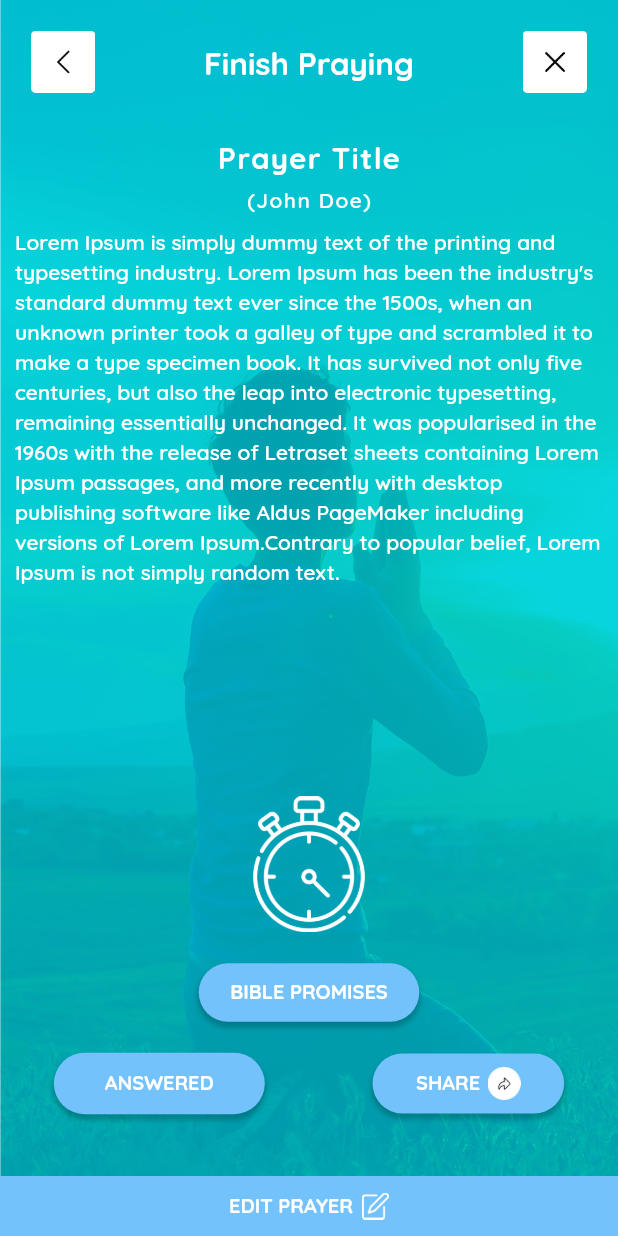
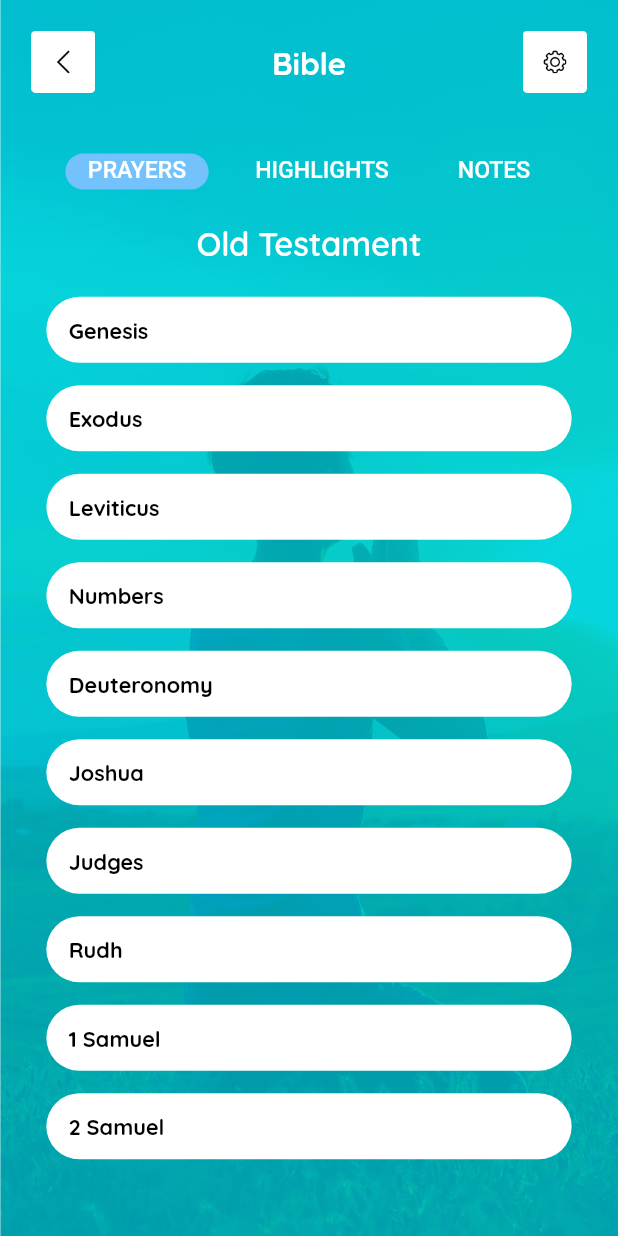
Before and after one commit to TorchPoint/PrayerApp, a Flutter app: the screen it shows after launch, on a phone screen of 412 x 824 dp. Run offline on Flutter 3.47's test engine with Material 2 defaults, Android fonts, the phone set to English and light mode, and no system bars; our stand-ins replace bubble_tab_indicator, device_preview, flutter_signin_button, smooth_page_indicator.

Commit message:
bible_tab_screen_done

```diff
--- a/lib/add_praise/screens/add_praise_screen.dart
+++ b/lib/add_praise/screens/add_praise_screen.dart
@@ -1,5 +1,5 @@
 import 'package:flutter/material.dart';
-import 'package:prayer_hybrid_app/prayer_praise_info/screens/prayer_praise_tab.dart';
+import 'package:prayer_hybrid_app/prayer_praise_info/screens/prayer_praise_tab_screen.dart';
 import 'package:prayer_hybrid_app/utils/app_colors.dart';
 import 'package:prayer_hybrid_app/utils/app_strings.dart';
 import 'package:prayer_hybrid_app/utils/asset_paths.dart';
@@ -277,7 +277,7 @@ class _AddPraiseScreenState extends State<AddPraiseScreen> {
       onPressed: (){
         if(_addPraiseKey.currentState.validate())
         {
-          AppNavigation.navigateReplacement(context, PrayerPraiseTab(tabInitialIndex: 1));
+          AppNavigation.navigateReplacement(context, PrayerPraiseTabScreen(tabInitialIndex: 1));
         }
       },
     );
--- a/lib/add_prayer/screens/add_prayer_screen.dart
+++ b/lib/add_prayer/screens/add_prayer_screen.dart
@@ -1,5 +1,5 @@
 import 'package:flutter/material.dart';
-import 'package:prayer_hybrid_app/prayer_praise_info/screens/prayer_praise_tab.dart';
+import 'package:prayer_hybrid_app/prayer_praise_info/screens/prayer_praise_tab_screen.dart';
 import 'package:prayer_hybrid_app/utils/app_colors.dart';
 import 'package:prayer_hybrid_app/utils/app_strings.dart';
 import 'package:prayer_hybrid_app/utils/asset_paths.dart';
@@ -277,7 +277,7 @@ class _AddPrayerScreenState extends State<AddPrayerScreen> {
       onPressed: (){
         if(_addPrayerKey.currentState.validate())
         {
-         AppNavigation.navigateReplacement(context, PrayerPraiseTab(tabInitialIndex: 0));
+         AppNavigation.navigateReplacement(context, PrayerPraiseTabScreen(tabInitialIndex: 0));
         }
       },
     );
--- /dev/null
+++ b/lib/bible/screens/bible_prayer_list_screen.dart
@@ -0,0 +1,61 @@
+import 'package:flutter/material.dart';
+import 'package:prayer_hybrid_app/utils/app_colors.dart';
+import 'package:prayer_hybrid_app/utils/app_strings.dart';
+
+
+class BiblePrayerListScreen extends StatefulWidget {
+  @override
+  _BiblePrayerListScreenState createState() => _BiblePrayerListScreenState();
+}
+
+class _BiblePrayerListScreenState extends State<BiblePrayerListScreen> {
+  List<String> biblePrayerList = ["Genesis","Exodus","Leviticus","Numbers","Deuteronomy","Joshua","Judges","Rudh","1 Samuel","2 Samuel"];
+  @override
+  Widget build(BuildContext context) {
+    return Column(
+      children: [
+        Text(AppStrings.OLD_TESTAMENT_TEXT,style: TextStyle(color: AppColors.WHITE_COLOR,fontWeight: FontWeight.w600),textScaleFactor: 1.55,),
+        SizedBox(height: 15.0,),
+        Expanded(
+          child:ListView.builder
+            (
+              itemCount: biblePrayerList.length,
+              padding: EdgeInsets.zero,
+              itemBuilder: (BuildContext ctxt, int index) {
+                return _prayersList(index);
+              }
+          ),
+        ),
+      ],
+    );
+  }
+
+
+  Widget _prayersList(int biblePrayerIndex)
+  {
+    return GestureDetector(
+      onTap: (){
+        print("next screen");
+        //AppNavigation.navigateTo(context, FinishPrayingScreen());
+      },
+      child: Container(
+        width: MediaQuery.of(context).size.width*0.85,
+        margin: EdgeInsets.only(left: MediaQuery.of(context).size.width*0.075,right: MediaQuery.of(context).size.width*0.075,top: 7.5,bottom: biblePrayerIndex == biblePrayerList.length -1 ? 15.0 : 7.5),
+        padding: EdgeInsets.only(top: 13.0,bottom: 13.0,left: 15.0,right: 5.0),
+        decoration: BoxDecoration(
+            color: AppColors.WHITE_COLOR,
+            borderRadius: BorderRadius.circular(23.0),
+        ),
+        child: Row(
+          children: [
+            Expanded(
+              child: Text(biblePrayerList[biblePrayerIndex],style: TextStyle(fontSize: 14.5,color: AppColors.BLACK_COLOR,fontWeight: FontWeight.w700),maxLines: 1,overflow: TextOverflow.ellipsis,),
+            ),
+
+          ],
+        ),
+      ),
+    );
+  }
+
+}
--- /dev/null
+++ b/lib/bible/screens/bible_tab_screen.dart
@@ -0,0 +1,122 @@
+import 'package:bubble_tab_indicator/bubble_tab_indicator.dart';
+import 'package:flutter/material.dart';
+import 'package:prayer_hybrid_app/bible/screens/bible_prayer_list_screen.dart';
+import 'package:prayer_hybrid_app/utils/app_colors.dart';
+import 'package:prayer_hybrid_app/utils/app_strings.dart';
+import 'package:prayer_hybrid_app/utils/asset_paths.dart';
+import 'package:prayer_hybrid_app/utils/navigation.dart';
+import 'package:prayer_hybrid_app/widgets/custom_app_bar.dart';
+import 'package:prayer_hybrid_app/widgets/custom_background_container.dart';
+
+
+class BibleTabScreen extends StatefulWidget {
+  @override
+  _BibleTabScreenState createState() => _BibleTabScreenState();
+}
+
+class _BibleTabScreenState extends State<BibleTabScreen> with SingleTickerProviderStateMixin{
+  TabController _bibleTabController;
+
+  @override
+  void initState() {
+    // TODO: implement initState
+    super.initState();
+    _bibleTabController = new TabController(vsync: this, length: 3);
+  }
+
+  @override
+  Widget build(BuildContext context) {
+    return CustomBackgroundContainer(
+      child: Scaffold(
+        backgroundColor: AppColors.TRANSPARENT_COLOR,
+        body: Column(
+          children: [
+            _customAppBar(),
+            Expanded(
+              child: Column(
+                children: [
+                  SizedBox(height: 8.0,),
+                  _tabBarWidget(),
+                  SizedBox(height: 10.0,),
+                  Expanded(
+                    child: TabBarView(
+                        controller: _bibleTabController,
+                        children: [
+                          BiblePrayerListScreen(),
+                          BiblePrayerListScreen(),
+                          BiblePrayerListScreen(),
+                        ]
+                    ),
+                  ),
+                ],
+              ) ,
+            ),
+          ],
+        ),
+      ),
+    );
+  }
+
+
+  //Custom App Bar Widget
+  Widget _customAppBar()
+  {
+    return CustomAppBar(
+      title: AppStrings.BIBLE_SECOND_TEXT,
+      leadingIconPath: AssetPaths.BACK_ICON,
+      leadingTap: (){
+        AppNavigation.navigatorPop(context);
+      },
+      trailingIconPath: AssetPaths.SETTING_ICON,
+      trailingTap: (){
+        print("Setting Icon");
+      },
+    );
+  }
+
+  //Tab Bar Widget
+  Widget _tabBarWidget()
+  {
+    return Theme(
+      data: ThemeData(
+        splashColor: AppColors.TRANSPARENT_COLOR,
+        highlightColor: AppColors.TRANSPARENT_COLOR,
+      ),
+      child: TabBar(
+        controller: _bibleTabController,
+        isScrollable: true,
+        unselectedLabelColor: AppColors.TRANSPARENT_COLOR,
+        labelColor: AppColors.TRANSPARENT_COLOR,
+        indicatorSize: TabBarIndicatorSize.label,
+        indicator: BubbleTabIndicator(
+          indicatorColor: AppColors.BUTTON_COLOR,
+          tabBarIndicatorSize: TabBarIndicatorSize.label,
+          indicatorRadius: 30.0,
+          padding: EdgeInsets.only(left: 15.0,right: 15.0,top: 11.0,bottom: 9.0),
+        ),
+        tabs: [
+          Tab(
+            child: Padding(
+                padding: EdgeInsets.only(left: 7.0,right: 7.0),
+                child: Text(AppStrings.PRAYERS_TEXT.toUpperCase(),style: TextStyle(color: AppColors.WHITE_COLOR),textScaleFactor: 1.1,)
+            ),
+          ),
+          Tab(
+            child: Padding(
+                padding: EdgeInsets.only(left: 7.0,right: 7.0),
+                child: Text(AppStrings.HIGHLIGHTS_TEXT.toUpperCase(),style: TextStyle(color: AppColors.WHITE_COLOR),textScaleFactor: 1.1,)
+            ),
+          ),
+          Tab(
+            child: Padding(
+                padding: EdgeInsets.only(left: 7.0,right: 7.0),
+                child: Text(AppStrings.NOTES_TEXT.toUpperCase(),style: TextStyle(color: AppColors.WHITE_COLOR),textScaleFactor: 1.1,)
+            ),
+          ),
+        ],
+      ),
+    );
+  }
+
+
+}
--- a/lib/home/home_screen.dart
+++ b/lib/home/home_screen.dart
@@ -1,6 +1,7 @@
 import 'package:flutter/material.dart';
 import 'package:prayer_hybrid_app/add_praise/screens/add_praise_screen.dart';
 import 'package:prayer_hybrid_app/add_prayer/screens/add_prayer_screen.dart';
+import 'package:prayer_hybrid_app/bible/screens/bible_tab_screen.dart';
 import 'package:prayer_hybrid_app/drawer/drawer_screen.dart';
 import 'package:prayer_hybrid_app/prayer_praise_info/screens/pray_now_screen.dart';
 import 'package:prayer_hybrid_app/reminder/screens/reminder_screen.dart';
@@ -88,6 +89,7 @@ class _HomeScreenState extends State<HomeScreen> {
   {
     return GestureDetector(
       onTap: (){
+        AppNavigation.navigateTo(context, BibleTabScreen());
       },
       child: _categoryContainerWidget(AppStrings.BIBLE_TEXT,AssetPaths.BIBLE_IMAGE,6.0,0.13),
     );
@@ -134,7 +136,7 @@ class _HomeScreenState extends State<HomeScreen> {
   Widget _categoryContainerWidget(String title,String imagePath,double sizeHeight,double imageWidth)
   {
     return Container(
-      width: MediaQuery.of(context).size.width*0.37,
+      width: MediaQuery.of(context).size.width*0.39,
       height: MediaQuery.of(context).size.height*0.2,
       decoration: BoxDecoration(
           color: AppColors.WHITE_COLOR,
@@ -143,7 +145,7 @@ class _HomeScreenState extends State<HomeScreen> {
       child: Column(
         children: [
           Container(
-            width: MediaQuery.of(context).size.width*0.37,
+            width: MediaQuery.of(context).size.width*0.40,
             height: MediaQuery.of(context).size.height*0.113,
             child: Row(
               crossAxisAlignment: CrossAxisAlignment.end,
--- a/lib/main.dart
+++ b/lib/main.dart
@@ -2,10 +2,12 @@ import 'package:flutter/material.dart';
 import 'package:flutter/services.dart';
 import 'package:prayer_hybrid_app/add_praise/screens/add_praise_screen.dart';
 import 'package:prayer_hybrid_app/add_prayer/screens/add_prayer_screen.dart';
+import 'package:prayer_hybrid_app/bible/screens/bible_prayer_list_screen.dart';
+import 'package:prayer_hybrid_app/bible/screens/bible_tab_screen.dart';
 import 'package:prayer_hybrid_app/drawer/drawer_screen.dart';
-import 'package:prayer_hybrid_app/prayer_praise_info/screens/finish_praying.dart';
+import 'package:prayer_hybrid_app/prayer_praise_info/screens/finish_praying_screen.dart';
 import 'package:prayer_hybrid_app/prayer_praise_info/screens/pray_now_screen.dart';
-import 'package:prayer_hybrid_app/prayer_praise_info/screens/prayer_praise_tab.dart';
+import 'package:prayer_hybrid_app/prayer_praise_info/screens/prayer_praise_tab_screen.dart';
 import 'package:prayer_hybrid_app/reminder/screens/reminder_screen.dart';
 import 'package:prayer_hybrid_app/utils/app_strings.dart';
 import 'package:prayer_hybrid_app/splash/splash_screen.dart';
@@ -28,7 +30,7 @@ class MyApp extends StatelessWidget {
       theme: ThemeData(
         fontFamily: 'Quicksand',
       ),
-      home: FinishPraying(),
+      home: BibleTabScreen(),
     );
   }
 }
--- a/lib/prayer_praise_info/screens/finish_praying.dart
+++ b/lib/prayer_praise_info/screens/finish_praying_screen.dart
@@ -7,12 +7,12 @@ import 'package:prayer_hybrid_app/widgets/custom_app_bar.dart';
 import 'package:prayer_hybrid_app/widgets/custom_background_container.dart';
 import 'package:prayer_hybrid_app/widgets/custom_gesture_detector_container.dart';
 
-class FinishPraying extends StatefulWidget {
+class FinishPrayingScreen extends StatefulWidget {
   @override
-  _FinishPrayingState createState() => _FinishPrayingState();
+  _FinishPrayingScreenState createState() => _FinishPrayingScreenState();
 }
 
-class _FinishPrayingState extends State<FinishPraying> {
+class _FinishPrayingScreenState extends State<FinishPrayingScreen> {
 
   bool answerTick = false;
 
--- a/lib/utils/app_strings.dart
+++ b/lib/utils/app_strings.dart
@@ -50,6 +50,10 @@ class AppStrings
   static const String ANSWERED_TEXT = "ANSWERED";
   static const String SHARE_TEXT = "SHARE";
   static const String EDIT_PRAYER_TEXT = "Edit Prayer";
+  static const String BIBLE_SECOND_TEXT = "Bible";
+  static const String HIGHLIGHTS_TEXT = "Highlights";
+  static const String NOTES_TEXT = "Notes";
+  static const String OLD_TESTAMENT_TEXT = "Old Testament";
 
 
   // ------------- Hint Text ---------------- //
--- a/lib/utils/asset_paths.dart
+++ b/lib/utils/asset_paths.dart
@@ -47,6 +47,7 @@ class AssetPaths
   static const String ANSWERED_ICON = "assets/icons/answered_icon.png";
   static const String SHARE_ICON = "assets/icons/share_icon.png";
   static const String EDIT_ICON = "assets/icons/edit_icon.png";
+  static const String SETTING_ICON = "assets/icons/setting_icon.png";
 
 
 
```
Also changed, not shown: lib/prayer_praise_info/screens/praise_list_screen.dart (renamed from lib/prayer_praise_info/screens/praise_list.dart, +10 -9 lines), lib/prayer_praise_info/screens/pray_now_screen.dart (+6 -5 lines), lib/prayer_praise_info/screens/prayer_praise_tab_screen.dart (renamed from lib/prayer_praise_info/screens/prayer_praise_tab.dart, +9 -8 lines), lib/prayer_praise_info/screens/prayers_list_screen.dart (renamed from lib/prayer_praise_info/screens/prayers_list.dart, +9 -9 lines), assets/icons/setting_icon.png (added).
